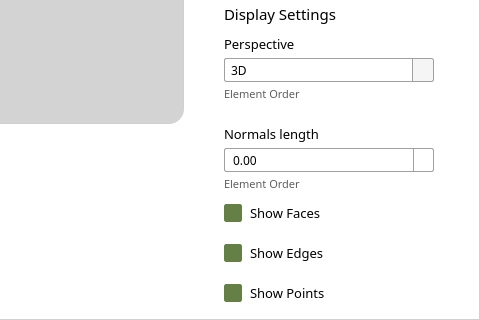
Old version of the form ui/widget.ui in the repository mhddany/surf2tetmeshApp; both pictures show x 816 to 1296 and y 577 to 897 of the 1296 by 897 pixel window.
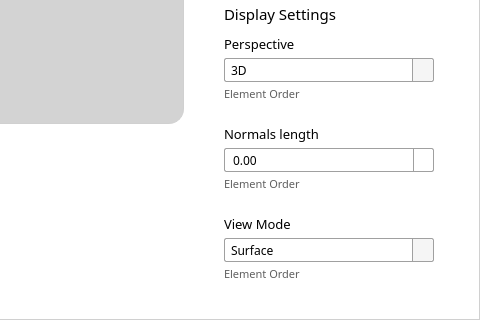
New version of the form. Custom widgets are drawn as their Qt base class.

Commit message: add face normals, update view mode

The edit to the form file:
```diff
--- a/ui/widget.ui
+++ b/ui/widget.ui
@@ -1320,99 +1320,122 @@
     <string>Element Order</string>
    </property>
   </widget>
-  <widget class="QCheckBox" name="showFacesCheckBox">
+  <widget class="QComboBox" name="viewModeComboBox">
    <property name="geometry">
     <rect>
      <x>1040</x>
-     <y>780</y>
-     <width>181</width>
-     <height>20</height>
+     <y>815</y>
+     <width>210</width>
+     <height>24</height>
     </rect>
    </property>
    <property name="font">
     <font>
      <family>AlwynNewRounded-Regular</family>
-     <pointsize>10</pointsize>
     </font>
    </property>
    <property name="styleSheet">
-    <string notr="true">QCheckBox {
-    color: #000000;                /* Text color */
-    spacing: 8px;                  /* Space between box and label */
-	border: 0px solid #A0A0A0;    
+    <string notr="true">/* === Base ComboBox Appearance === */
+QComboBox {
+    background-color: #FFFFFF;     /* White background */
+    color: #000000;                /* Black text */
+    border: 1px solid #A0A0A0;    /* Thin gray border */
+    border-radius: 2px;            /* Slightly rounded corners */
+    padding: 2px 6px;
+    min-height: 18px;
 }
 
-QCheckBox::indicator {
-    width: 16px;                   /* Box width */
-    height: 16px;                  /* Box height */
-    border: 1px solid #A0A0A0;    /* Thin gray border */
-    border-radius: 2px;            /* Rounded corners */
-    background-color: #FFFFFF;     /* White background */
+/* === Hover and Focus States === */
+QComboBox:hover {
+    border: 1px solid #648047;     /* Blue highlight when hovered */
 }
 
-QCheckBox::indicator:checked {
-    background-color: #648047;     /* Green when checked */
-    border: 1px solid #648047;
+QComboBox:focus {
+    border: 1px solid #648047;     /* Darker blue when focused */
+    outline: none;
 }
+
+/* === Drop-down Arrow Area === */
+QComboBox::drop-down {
+    subcontrol-origin: padding;
+    subcontrol-position: top right;
+    width: 20px;
+    border-left: 1px solid #A0A0A0; /* Divider line */
+    background-color: #F5F5F5;      /* Slight gray background */
+    border-top-right-radius: 3px;
+    border-bottom-right-radius: 3px;
+}
+
+/* === Drop-down Arrow Icon (keep default) === */
+QComboBox::down-arrow {
+    image: none; /* Use system default arrow */
+}
+
+/* === Popup List (the dropdown menu) === */
+QComboBox QAbstractItemView {
+    background-color: #E0F2CE;    /* White background for dropdown list */
+    color: #000000;               /* Black text */
+    border: 1px solid #A0A0A0;   /* Thin border around dropdown */
+    selection-background-color: #D0E7FF; /* Light blue highlight */
+    selection-color: #000000;     /* Black text when selected */
+}
 </string>
    </property>
-   <property name="text">
-    <string>Show Faces</string>
-   </property>
-   <property name="checked">
-    <bool>true</bool>
-   </property>
+   <item>
+    <property name="text">
+     <string>Surface</string>
+    </property>
+   </item>
+   <item>
+    <property name="text">
+     <string>Surface + Edges</string>
+    </property>
+   </item>
+   <item>
+    <property name="text">
+     <string>Wireframe</string>
+    </property>
+   </item>
+   <item>
+    <property name="text">
+     <string>Points</string>
+    </property>
+   </item>
   </widget>
-  <widget class="QCheckBox" name="showEdgesCheckBox">
+  <widget class="QLabel" name="viewModelExpLabel">
    <property name="geometry">
     <rect>
      <x>1040</x>
-     <y>820</y>
-     <width>181</width>
-     <height>20</height>
+     <y>840</y>
+     <width>121</width>
+     <height>21</height>
     </rect>
    </property>
    <property name="font">
     <font>
      <family>AlwynNewRounded-Regular</family>
-     <pointsize>10</pointsize>
+     <pointsize>8</pointsize>
     </font>
    </property>
    <property name="styleSheet">
-    <string notr="true">QCheckBox {
-    color: #000000;                /* Text color */
-    spacing: 8px;                  /* Space between box and label */
-	border: 0px solid #A0A0A0;    
-}
-
-QCheckBox::indicator {
-    width: 16px;                   /* Box width */
-    height: 16px;                  /* Box height */
-    border: 1px solid #A0A0A0;    /* Thin gray border */
-    border-radius: 2px;            /* Rounded corners */
-    background-color: #FFFFFF;     /* White background */
-}
-
-QCheckBox::indicator:checked {
-    background-color: #648047;     /* Green when checked */
-    border: 1px solid #648047;
-}
-</string>
+    <string notr="true">QLabel {
+    color: #5f5f5f;                  /* Black text */
+    background: transparent;         /* No background */
+    border: none;                    /* No border */
+	qproperty-alignment: 'AlignLeft | AlignVCenter';
+}</string>
    </property>
    <property name="text">
-    <string>Show Edges</string>
+    <string>Element Order</string>
    </property>
-   <property name="checked">
-    <bool>true</bool>
-   </property>
   </widget>
-  <widget class="QCheckBox" name="showPointsCheckBox">
+  <widget class="QLabel" name="viewModeLabel">
    <property name="geometry">
     <rect>
      <x>1040</x>
-     <y>860</y>
-     <width>181</width>
-     <height>20</height>
+     <y>790</y>
+     <width>121</width>
+     <height>21</height>
     </rect>
    </property>
    <property name="font">
@@ -1422,31 +1445,15 @@
     </font>
    </property>
    <property name="styleSheet">
-    <string notr="true">QCheckBox {
-    color: #000000;                /* Text color */
-    spacing: 8px;                  /* Space between box and label */
-	border: 0px solid #A0A0A0;    
-}
-
-QCheckBox::indicator {
-    width: 16px;                   /* Box width */
-    height: 16px;                  /* Box height */
-    border: 1px solid #A0A0A0;    /* Thin gray border */
-    border-radius: 2px;            /* Rounded corners */
-    background-color: #FFFFFF;     /* White background */
-}
-
-QCheckBox::indicator:checked {
-    background-color: #648047;     /* Green when checked */
-    border: 1px solid #648047;
-}
-</string>
+    <string notr="true">QLabel {
+    color: #000000;                  /* Black text */
+    background: transparent;         /* No background */
+    border: none;                    /* No border */
+	qproperty-alignment: 'AlignLeft| AlignVCenter';
+}</string>
    </property>
    <property name="text">
-    <string>Show Points</string>
-   </property>
-   <property name="checked">
-    <bool>true</bool>
+    <string>View Mode</string>
    </property>
   </widget>
   <zorder>frameTet</zorder>
```
Left out of the diff: 10 changed lines with no effect on the pictures. The commit also changes 2 other files.
